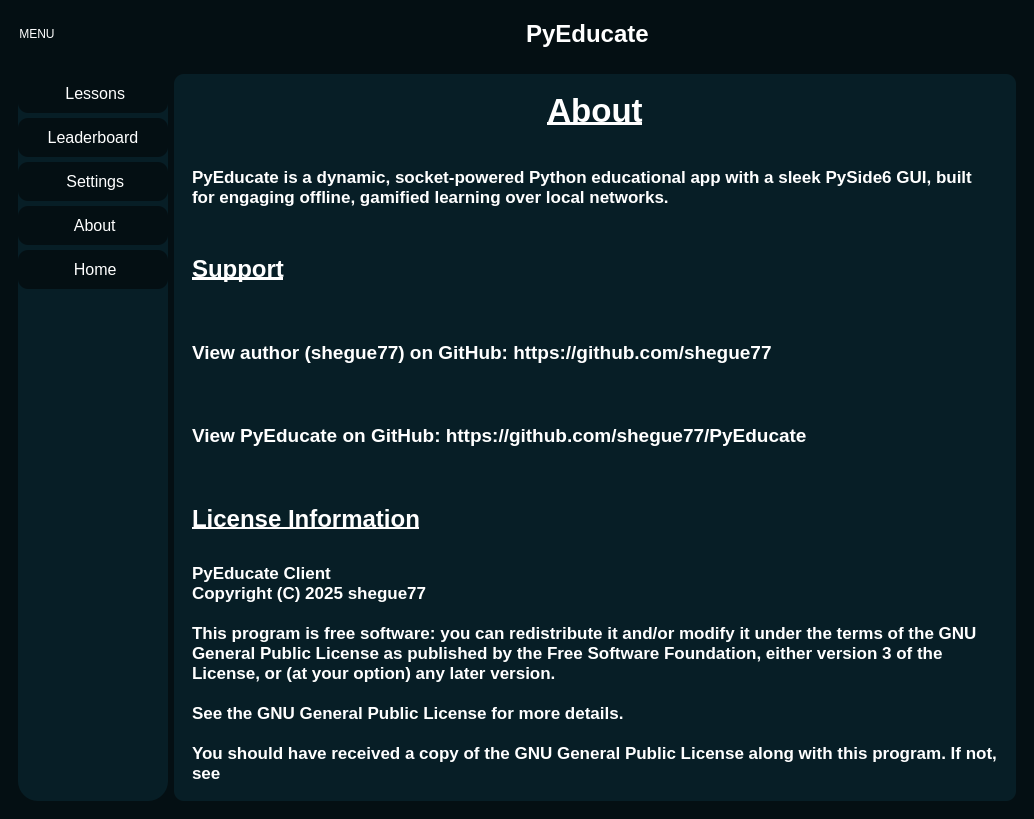
The window that gui/client/interface.ui (shegue77/PyEducate) describes before a commit, drawn with Qt 5.
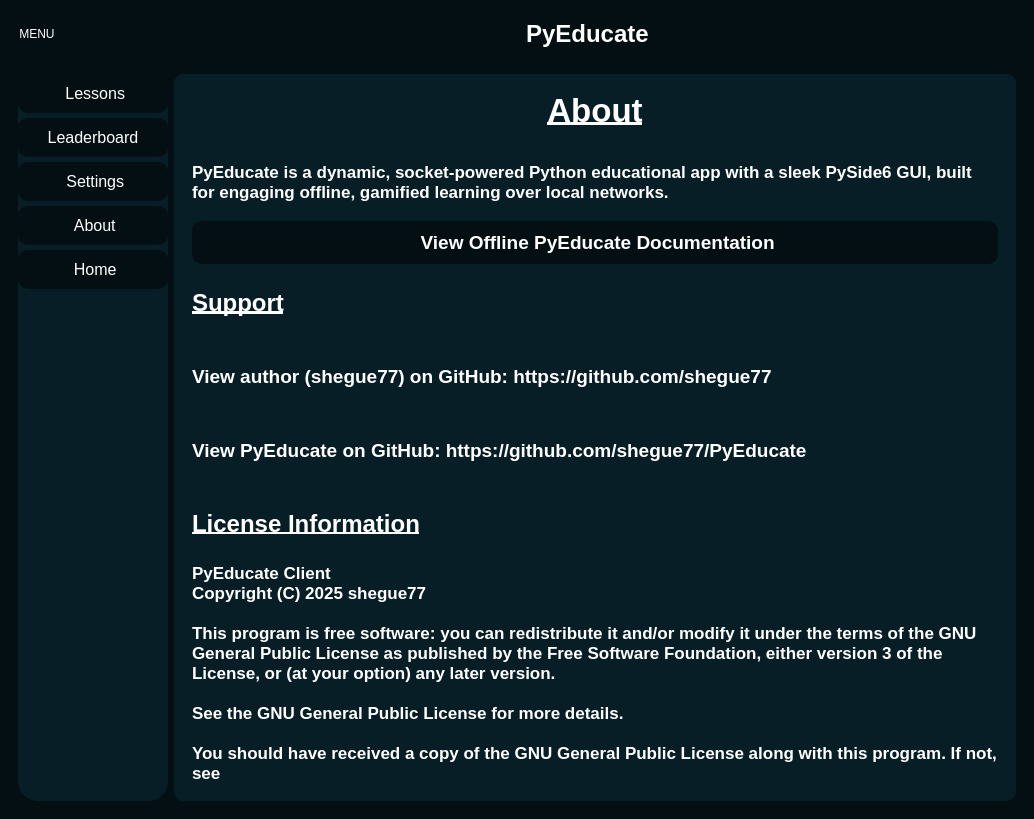
The same window after the commit. The open tabs and pages were chosen to show the change. Icons and pictures are not drawn.

Commit message: Implemented offline docs

Patch:
```diff
--- a/gui/client/interface.ui
+++ b/gui/client/interface.ui
@@ -1834,6 +1834,29 @@
                 </property>
                </widget>
               </item>
+              <item>
+               <widget class="QPushButton" name="view_docs_b">
+                <property name="font">
+                 <font>
+                  <pointsize>14</pointsize>
+                  <bold>true</bold>
+                 </font>
+                </property>
+                <property name="text">
+                 <string> View Offline PyEducate Documentation</string>
+                </property>
+                <property name="icon">
+                 <iconset resource="icons.qrc">
+                  <normaloff>:/icons/icons/book-open.svg</normaloff>:/icons/icons/book-open.svg</iconset>
+                </property>
+                <property name="iconSize">
+                 <size>
+                  <width>24</width>
+                  <height>24</height>
+                 </size>
+                </property>
+               </widget>
+              </item>
               <item>
                <widget class="QLabel" name="label_12">
                 <property name="sizePolicy">
```
Left out of the diff: 2 changed lines with no effect on the pictures. The commit also changes 2 other files.
